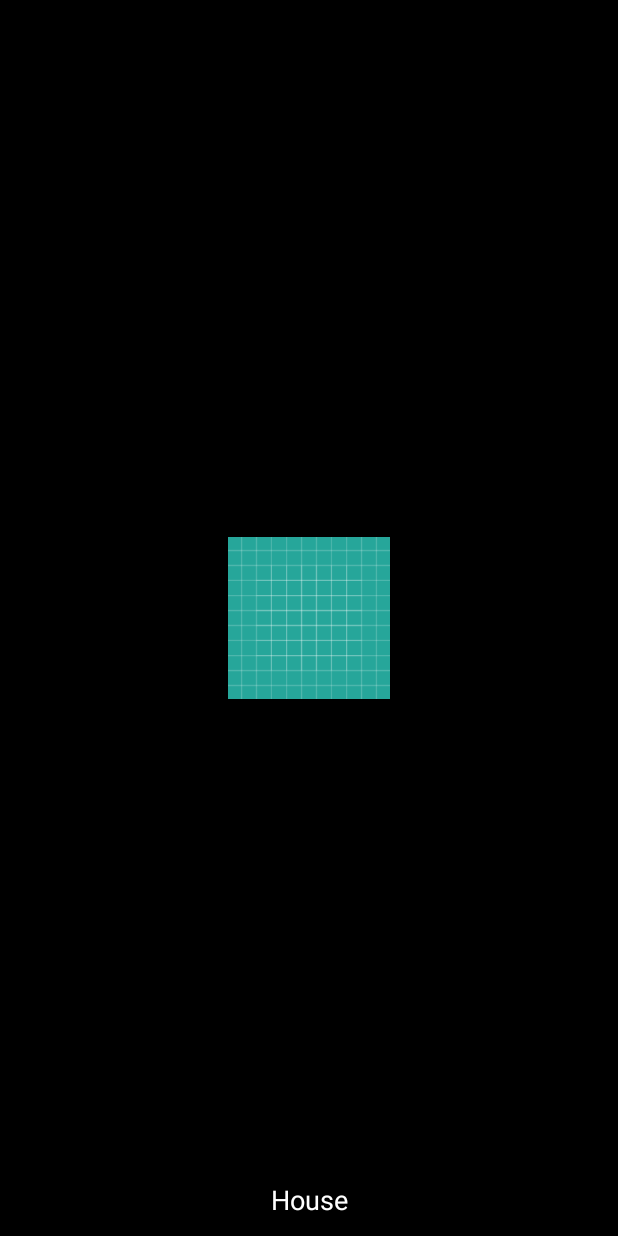
After one commit to Rudyboyy/RealEstateManager, an Android app: the layout photo_dialog_item.xml on its own in the app's theme, with its tools: preview values and no code run, on a phone screen of 412 x 824 dp. The commit adds this screen. Run offline under Robolectric (Android 15) with nearby library versions, the phone set to English and light mode, and no system bars.

Commit message:
first scope of photo dialog fragment

```diff
--- a/app/src/main/java/com/openclassrooms/realestatemanager/ui/MainActivity.kt
+++ b/app/src/main/java/com/openclassrooms/realestatemanager/ui/MainActivity.kt
@@ -17,6 +17,7 @@ import androidx.navigation.ui.NavigationUI.setupActionBarWithNavController
 import androidx.navigation.ui.NavigationUI.setupWithNavController
 import com.openclassrooms.realestatemanager.R
 import com.openclassrooms.realestatemanager.databinding.MainActivityBinding
+import com.openclassrooms.realestatemanager.ui.dialog.PhotoDialogFragment
 import com.openclassrooms.realestatemanager.utils.Constants.REQUEST_CODE_UPDATE_LOCATION
 import com.openclassrooms.realestatemanager.utils.viewBinding
 import com.openclassrooms.realestatemanager.viewmodels.MainViewModel
--- /dev/null
+++ b/app/src/main/res/layout/photo_dialog_item.xml
@@ -0,0 +1,34 @@
+<?xml version="1.0" encoding="utf-8"?>
+<androidx.constraintlayout.widget.ConstraintLayout xmlns:android="http://schemas.android.com/apk/res/android"
+    xmlns:app="http://schemas.android.com/apk/res-auto"
+    xmlns:tools="http://schemas.android.com/tools"
+    android:layout_width="match_parent"
+    android:layout_height="match_parent"
+    android:background="#000000">
+
+    <androidx.appcompat.widget.AppCompatImageView
+        android:id="@+id/photo"
+        android:layout_width="wrap_content"
+        android:layout_height="wrap_content"
+        android:src="@drawable/ic_launcher_background"
+        app:layout_constraintBottom_toBottomOf="parent"
+        app:layout_constraintEnd_toEndOf="parent"
+        app:layout_constraintStart_toStartOf="parent"
+        app:layout_constraintTop_toTopOf="parent" />
+
+    <TextView
+        android:id="@+id/photo_description"
+        android:layout_width="0dp"
+        android:layout_height="wrap_content"
+        android:background="#80000000"
+        android:gravity="center_horizontal"
+        android:paddingTop="12dp"
+        android:paddingBottom="12dp"
+        android:textColor="#FFFFFF"
+        android:textSize="18sp"
+        app:layout_constraintBottom_toBottomOf="parent"
+        app:layout_constraintEnd_toEndOf="parent"
+        app:layout_constraintStart_toStartOf="parent"
+        tools:text="House" />
+
+</androidx.constraintlayout.widget.ConstraintLayout>
```
Also changed, not shown: app/src/main/java/com/openclassrooms/realestatemanager/adapter/PhotoAdapter.kt (+4 -4 lines), app/src/main/java/com/openclassrooms/realestatemanager/ui/dialog/PhotoDialogFragment.kt (added, +62 -0 lines), app/src/main/java/com/openclassrooms/realestatemanager/ui/property/PropertyDetailsFragment.kt (+11 -1 lines), app/src/main/res/layout/photo_dialog_fragment.xml (added, +19 -0 lines).
